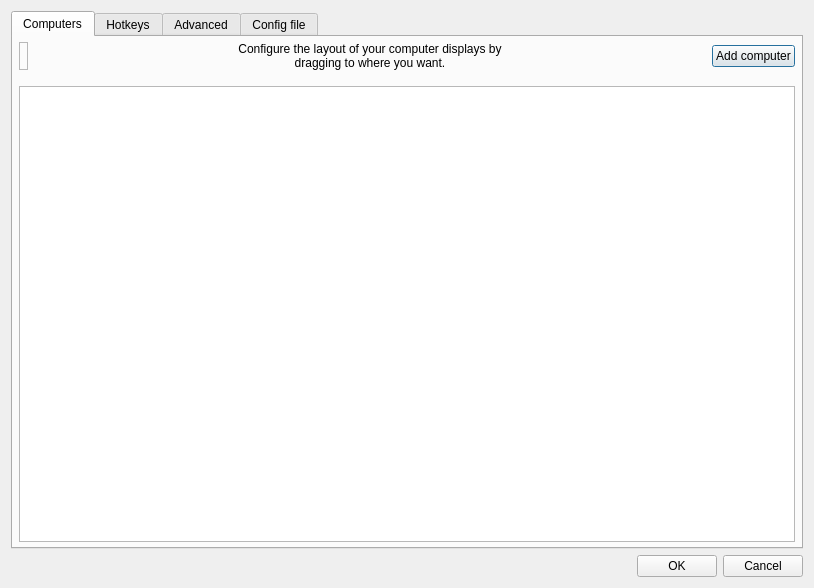
This is src/apps/deskflow-gui/dialogs/ServerConfigDialog.ui in deskflow/deskflow as Qt 5 draws it before an edit. The edited form follows.
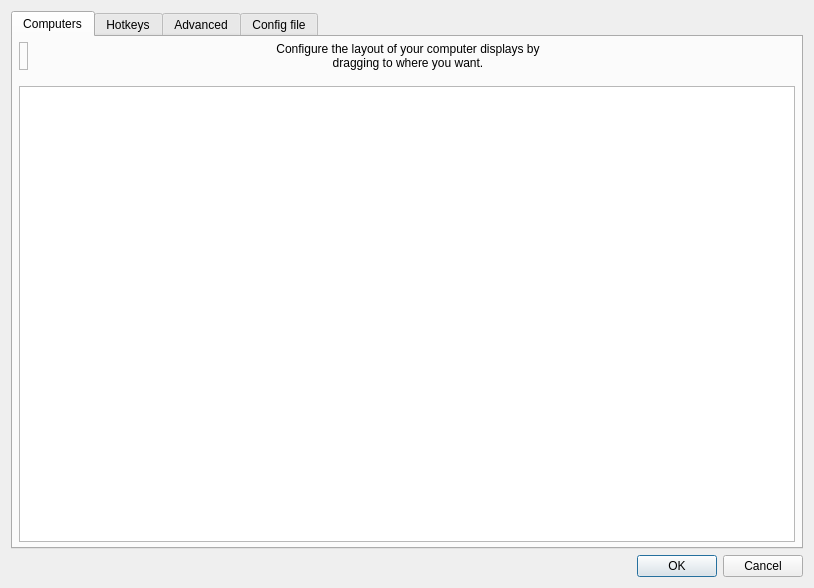
This is the edited form. Custom widgets are drawn as their Qt base class.

Commit message: fix: readd the newScreenWidget

Diff of the .ui file:
```diff
--- a/src/apps/deskflow-gui/dialogs/ServerConfigDialog.ui
+++ b/src/apps/deskflow-gui/dialogs/ServerConfigDialog.ui
@@ -126,6 +126,13 @@
            </property>
           </spacer>
          </item>
+         <item>
+          <widget class="NewScreenWidget" name="lblNewScreen">
+           <property name="text">
+            <string/>
+           </property>
+          </widget>
+         </item>
          <item>
           <layout class="QVBoxLayout" name="m_pLayoutAddComputer">
            <property name="spacing">
@@ -134,16 +141,6 @@
            <property name="leftMargin">
             <number>0</number>
            </property>
-           <item>
-            <widget class="QPushButton" name="m_pButtonAddComputer">
-             <property name="text">
-              <string>Add computer</string>
-             </property>
-             <property name="default">
-              <bool>true</bool>
-             </property>
-            </widget>
-           </item>
           </layout>
          </item>
         </layout>
@@ -1159,6 +1156,11 @@
    <extends>QLabel</extends>
    <header>widgets/TrashScreenWidget.h</header>
   </customwidget>
+  <customwidget>
+   <class>NewScreenWidget</class>
+   <extends>QLabel</extends>
+   <header>widgets/NewScreenWidget.h</header>
+  </customwidget>
  </customwidgets>
  <tabstops>
   <tabstop>m_pButtonBrowseConfigFile</tabstop>
```
Left out of the diff: 83 changed lines with no effect on the pictures. The commit also changes 6 other files.
